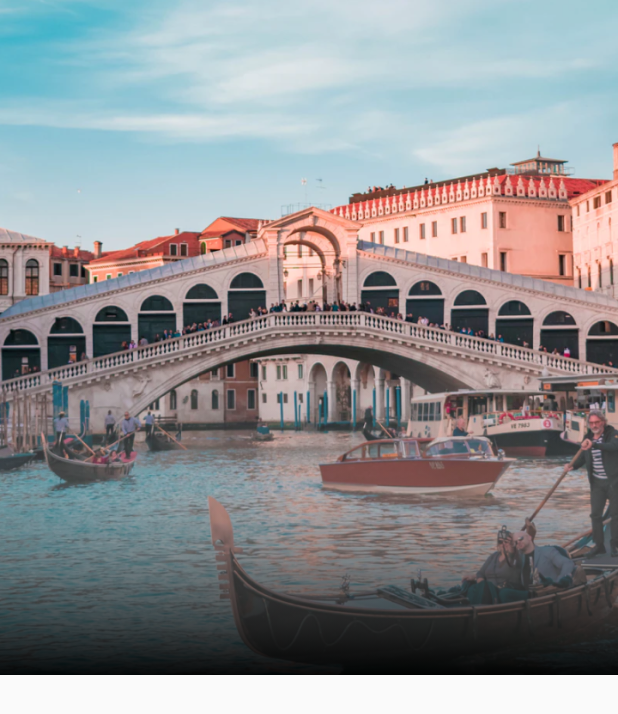
After one commit to balinux/airplane, a Flutter app: the MainPage screen opened by its route, after a tap on "4.5", on a phone screen of 412 x 824 dp. The commit adds this screen. Shown: the top 714 px of the screen. Run offline on Flutter 3.47's test engine with Material 2 defaults, Android fonts, the phone set to English and light mode, and no system bars; our stand-ins replace google_fonts.

Commit message:
Detail Page - background image

```diff
--- /dev/null
+++ b/lib/UI/pages/detail_page.dart
@@ -0,0 +1,40 @@
+import 'package:airplane/shared/theme.dart';
+import 'package:flutter/material.dart';
+
+class DetailPage extends StatelessWidget {
+  const DetailPage({super.key});
+
+  @override
+  Widget build(BuildContext context) {
+    Widget backgroundImage() {
+      return Container(
+        width: double.infinity,
+        height: 450,
+        decoration: const BoxDecoration(
+            image: DecorationImage(
+                fit: BoxFit.cover,
+                image: AssetImage('assets/image_destination1.png'))),
+      );
+    }
+
+    Widget customShadow() {
+      return Container(
+          height: 214,
+          width: double.infinity,
+          margin: EdgeInsets.only(top: 236),
+          decoration: BoxDecoration(
+              gradient: LinearGradient(
+                  begin: Alignment.topCenter,
+                  end: Alignment.bottomCenter,
+                  colors: [
+                kWhiteColor.withOpacity(0),
+                Colors.black.withOpacity(.95)
+              ])));
+    }
+
+    return Scaffold(
+      backgroundColor: kBackgroundColor,
+      body: Stack(children: [backgroundImage(), customShadow()]),
+    );
+  }
+}
--- a/lib/UI/widgets/destination_card.dart
+++ b/lib/UI/widgets/destination_card.dart
@@ -1,3 +1,4 @@
+import 'package:airplane/UI/pages/detail_page.dart';
 import 'package:airplane/shared/theme.dart';
 import 'package:flutter/material.dart';
 
@@ -16,7 +17,13 @@ class DestinationCard extends StatelessWidget {
 
   @override
   Widget build(BuildContext context) {
-    return Container(
+    return GestureDetector(
+      onTap: () => Navigator.push(
+          context,
+          MaterialPageRoute(
+            builder: (context) => const DetailPage(),
+          )),
+      child: Container(
         width: 200,
         height: 323,
         decoration: BoxDecoration(
@@ -37,8 +44,8 @@ class DestinationCard extends StatelessWidget {
                 height: 30,
                 width: 65,
                 decoration: BoxDecoration(
-                  borderRadius:
-                      const BorderRadius.only(bottomLeft: Radius.circular(18)),
+                    borderRadius: const BorderRadius.only(
+                        bottomLeft: Radius.circular(18)),
                     color: kWhiteColor),
                 child: Row(
                   mainAxisAlignment: MainAxisAlignment.center,
@@ -78,6 +85,7 @@ class DestinationCard extends StatelessWidget {
                 ],
               ))
         ]),
+      ),
     );
   }
 }
```
Lines whose indentation alone changed are shown as unchanged.
